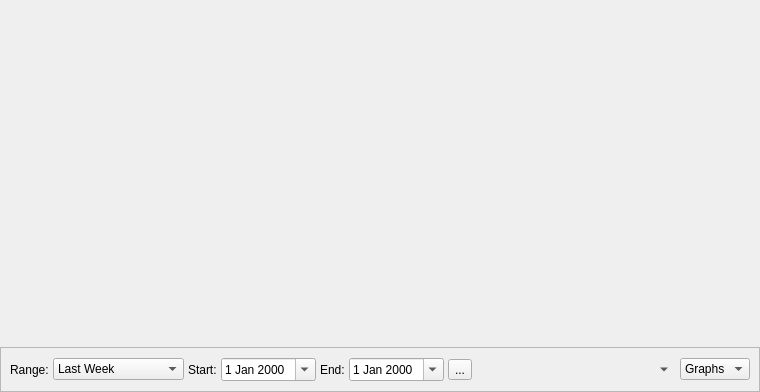
Before: the Qt Designer form overview.ui in sbonaime/sleepyhead-code., drawn with Qt 5.
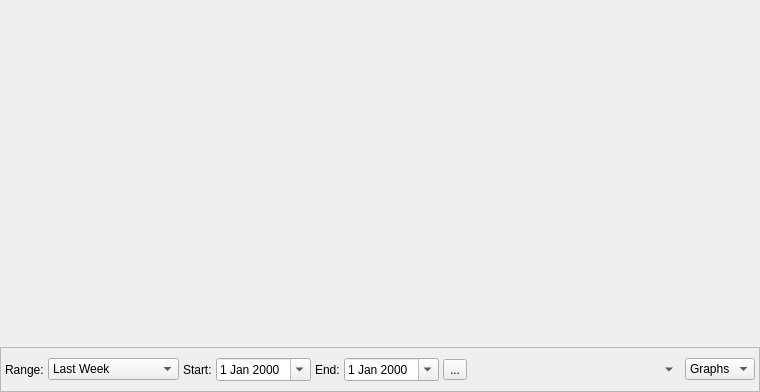
After: the same form once the commit is applied. Icons and pictures are not drawn.

```diff
--- a/overview.ui
+++ b/overview.ui
@@ -42,13 +42,13 @@
        <number>4</number>
       </property>
       <property name="leftMargin">
-       <number>9</number>
+       <number>4</number>
       </property>
       <property name="topMargin">
        <number>0</number>
       </property>
       <property name="rightMargin">
-       <number>9</number>
+       <number>4</number>
       </property>
       <property name="bottomMargin">
        <number>0</number>
@@ -62,6 +62,12 @@
       </item>
       <item>
        <widget class="QComboBox" name="rangeCombo">
+        <property name="sizePolicy">
+         <sizepolicy hsizetype="Fixed" vsizetype="Fixed">
+          <horstretch>0</horstretch>
+          <verstretch>0</verstretch>
+         </sizepolicy>
+        </property>
         <item>
          <property name="text">
           <string>Last Week</string>
@@ -118,6 +124,12 @@
       </item>
       <item>
        <widget class="QDateEdit" name="dateStart">
+        <property name="sizePolicy">
+         <sizepolicy hsizetype="Fixed" vsizetype="Fixed">
+          <horstretch>0</horstretch>
+          <verstretch>0</verstretch>
+         </sizepolicy>
+        </property>
         <property name="calendarPopup">
          <bool>true</bool>
         </property>
@@ -135,6 +147,12 @@
       </item>
       <item>
        <widget class="QDateEdit" name="dateEnd">
+        <property name="sizePolicy">
+         <sizepolicy hsizetype="Fixed" vsizetype="Fixed">
+          <horstretch>0</horstretch>
+          <verstretch>0</verstretch>
+         </sizepolicy>
+        </property>
         <property name="calendarPopup">
          <bool>true</bool>
         </property>
```
